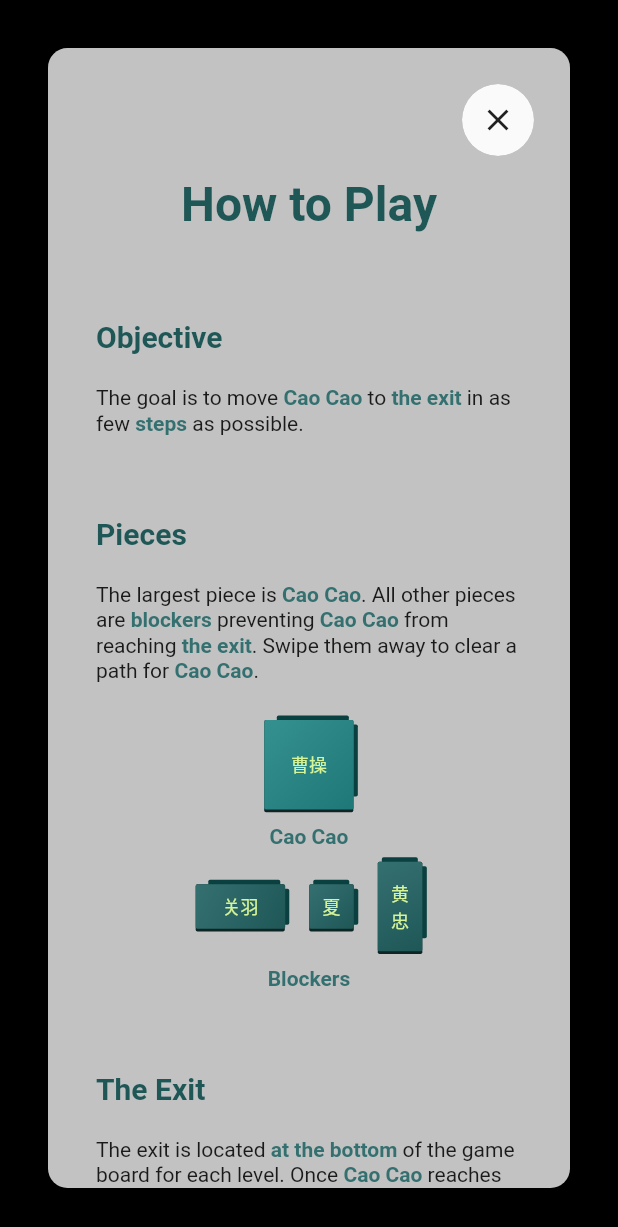
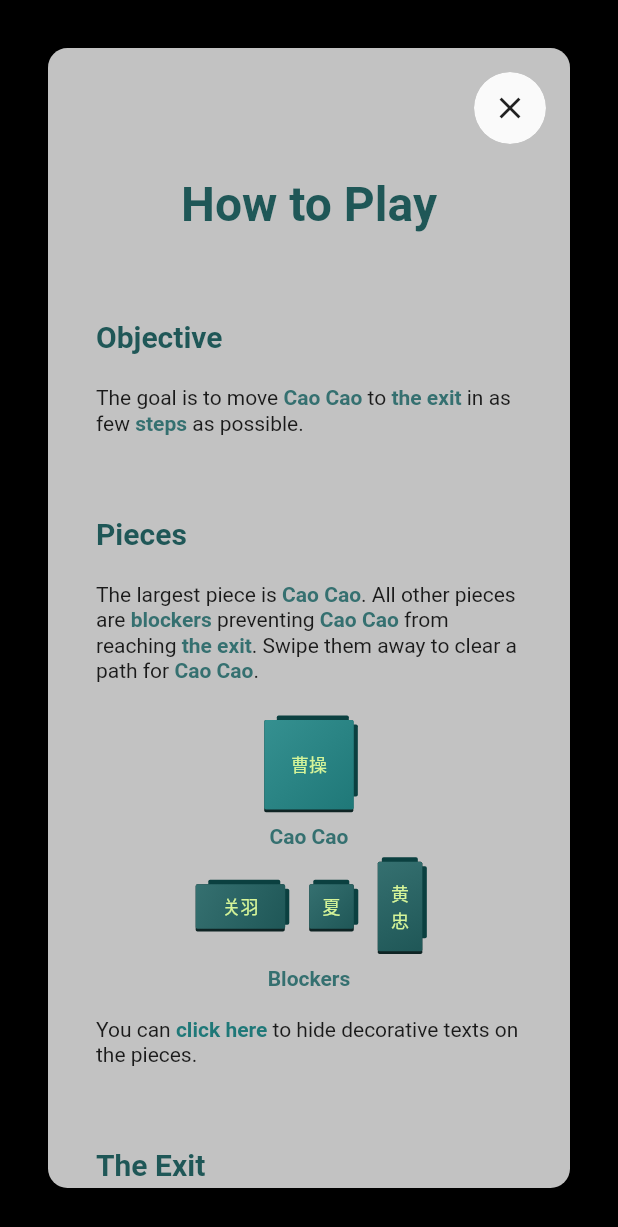
Before and after one commit to h65wang/slide-puzzle-challenge, a Flutter app: the screen it shows after launch, on a phone screen of 412 x 824 dp. Shown: the top 1227 px of the screen. Run offline on Flutter 3.47's test engine with Material 2 defaults, Android fonts, the phone set to English and light mode, and no system bars.

Commit message:
Add an option to hide decorative texts on puzzle pieces

```diff
--- a/lib/data/board_config.dart
+++ b/lib/data/board_config.dart
@@ -6,6 +6,10 @@ class BoardConfig extends InheritedWidget {
 
   /// The width and height of a 1x1 piece.
   final double unitSize;
+
+  /// Whether to hide decorative Chinese characters on pieces.
+  /// This is useful for devices without necessary fonts installed.
+  final bool hideTexts;
 
   /// Colors used for the core piece.
   final Color corePieceColor1 = const Color(0xff359090);
@@ -22,6 +26,7 @@ class BoardConfig extends InheritedWidget {
     Key? key,
     required this.unitSize,
     required Widget child,
+    this.hideTexts = false,
   }) : super(key: key, child: child);
 
   static BoardConfig of(BuildContext context) {
--- a/lib/main.dart
+++ b/lib/main.dart
@@ -47,7 +47,13 @@ class _HomePageState extends State<HomePage> with TickerProviderStateMixin {
     duration: const Duration(seconds: 2),
   );
 
+  // The current level being played, with 0 being the tutorial.
   int _currentLevel = 0;
+
+  // Whether the user has chosen to hide decorative texts on puzzle pieces.
+  // This is provided as an option in the tutorial dialog, for devices that
+  // do not have necessary fonts installed to correctly display these texts.
+  bool _hideTexts = false;
 
   @override
   Widget build(BuildContext context) {
@@ -57,6 +63,7 @@ class _HomePageState extends State<HomePage> with TickerProviderStateMixin {
     return Scaffold(
       body: BoardConfig(
         unitSize: unitSize,
+        hideTexts: _hideTexts,
         child: Stack(
           children: [
             // Background: a custom painter wrapped in a repaint boundary
@@ -68,7 +75,10 @@ class _HomePageState extends State<HomePage> with TickerProviderStateMixin {
             ),
             if (_currentLevel == 0)
               TutorialDialog(
-                onDismiss: _advanceToNextLevel,
+                onDismiss: (bool hideTexts) {
+                  setState(() => _hideTexts = hideTexts);
+                  _advanceToNextLevel();
+                },
               ),
             if (_currentLevel > 0)
               Center(
--- a/lib/puzzle/shiny_text.dart
+++ b/lib/puzzle/shiny_text.dart
@@ -27,6 +27,10 @@ class _ShinyTextState extends State<ShinyText>
 
   @override
   Widget build(BuildContext context) {
+    if (BoardConfig.of(context).hideTexts) {
+      return const SizedBox();
+    }
+
     final fontSize = BoardConfig.of(context).unitSize * 0.4;
     final size = MediaQuery.of(context).size;
     return AnimatedBuilder(
--- a/lib/tutorial/tutorial_dialog.dart
+++ b/lib/tutorial/tutorial_dialog.dart
@@ -1,4 +1,5 @@
 import 'package:flutter/cupertino.dart';
+import 'package:flutter/gestures.dart';
 import 'package:flutter/material.dart';
 
 import 'package:slide_puzzle/data/game_state.dart';
@@ -6,10 +7,17 @@ import 'package:slide_puzzle/data/board_config.dart';
 import 'package:slide_puzzle/board/exit_arrows.dart';
 import 'package:slide_puzzle/puzzle/puzzle_piece.dart';
 
-class TutorialDialog extends StatelessWidget {
-  final VoidCallback onDismiss;
+class TutorialDialog extends StatefulWidget {
+  final void Function(bool hideText) onDismiss;
 
   const TutorialDialog({Key? key, required this.onDismiss}) : super(key: key);
+
+  @override
+  State<TutorialDialog> createState() => _TutorialDialogState();
+}
+
+class _TutorialDialogState extends State<TutorialDialog> {
+  bool _hideTexts = false;
 
   @override
   Widget build(BuildContext context) {
@@ -20,17 +28,19 @@ class TutorialDialog extends StatelessWidget {
             physics: const BouncingScrollPhysics(),
             child: Padding(
               padding: const EdgeInsets.symmetric(vertical: 64, horizontal: 32),
-              child: _TutorialContent(onDismiss: onDismiss),
+              child: _buildTutorialContent(context),
             ),
           ),
         ),
         Positioned(
-          top: 24,
-          right: 24,
+          top: 16,
+          right: 16,
           child: ClipOval(
             child: Material(
               shape: const CircleBorder(),
-              child: CloseButton(onPressed: onDismiss),
+              child: CloseButton(
+                onPressed: () => widget.onDismiss(_hideTexts),
+              ),
             ),
           ),
         ),
@@ -65,20 +75,13 @@ class TutorialDialog extends StatelessWidget {
       // instead of quitting the entire app.
       child: responsiveDialog,
       onWillPop: () async {
-        onDismiss();
+        widget.onDismiss(_hideTexts);
         return false;
       },
     );
   }
-}
 
-class _TutorialContent extends StatelessWidget {
-  final VoidCallback onDismiss;
-
-  const _TutorialContent({Key? key, required this.onDismiss}) : super(key: key);
-
-  @override
-  Widget build(BuildContext context) {
+  Widget _buildTutorialContent(BuildContext context) {
     final header = TextStyle(
       fontWeight: FontWeight.bold,
       color: BoardConfig.of(context).pieceColor2,
@@ -163,6 +166,7 @@ class _TutorialContent extends StatelessWidget {
             Text('Blockers', style: em),
           ],
         ),
+        _buildHideTextOption(context),
         RichText(
           text: TextSpan(
             style: body,
@@ -207,7 +211,7 @@ class _TutorialContent extends StatelessWidget {
           onPressed: () async {
             // Wait for the button ink well splash to finish.
             await Future.delayed(const Duration(milliseconds: 300));
-            onDismiss();
+            widget.onDismiss(_hideTexts);
           },
           child: const Text("Let's go!"),
           style: ElevatedButton.styleFrom(
@@ -218,12 +222,13 @@ class _TutorialContent extends StatelessWidget {
     );
   }
 
-  _buildPuzzlePiece(Piece piece) {
+  Widget _buildPuzzlePiece(Piece piece) {
     return IgnorePointer(
       child: Padding(
         padding: const EdgeInsets.all(8.0),
         child: BoardConfig(
           unitSize: 30,
+          hideTexts: _hideTexts,
           child: Stack(
             children: [
               PuzzlePieceShadow(piece: piece),
@@ -232,6 +237,36 @@ class _TutorialContent extends StatelessWidget {
             ],
           ),
         ),
+      ),
+    );
+  }
+
+  Widget _buildHideTextOption(BuildContext context) {
+    const body = TextStyle(
+      fontWeight: FontWeight.normal,
+      color: Colors.black87,
+      height: 1.2,
+    );
+    final em = TextStyle(
+      fontWeight: FontWeight.bold,
+      color: BoardConfig.of(context).corePieceColor2,
+      height: 1.2,
+    );
+
+    return RichText(
+      text: TextSpan(
+        style: body,
+        children: [
+          const TextSpan(text: '\nYou can '),
+          TextSpan(
+            text: 'click here',
+            style: em,
+            recognizer: TapGestureRecognizer()
+              ..onTap = () => setState(() => _hideTexts = !_hideTexts),
+          ),
+          TextSpan(text: ' to ${_hideTexts ? 'show' : 'hide'} '),
+          const TextSpan(text: 'decorative texts on the pieces.'),
+        ],
       ),
     );
   }
```
